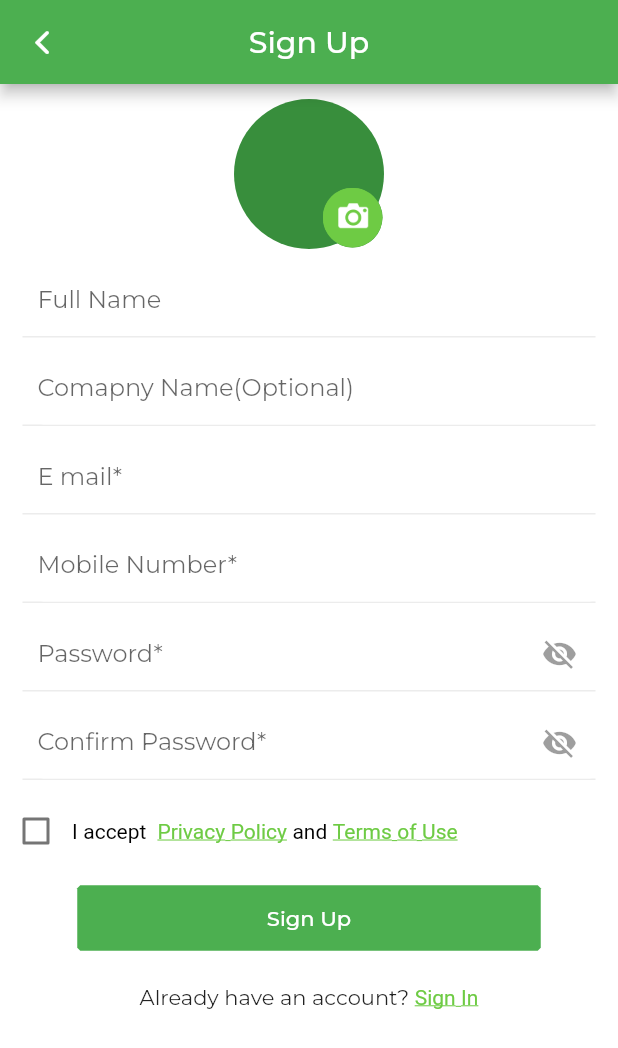
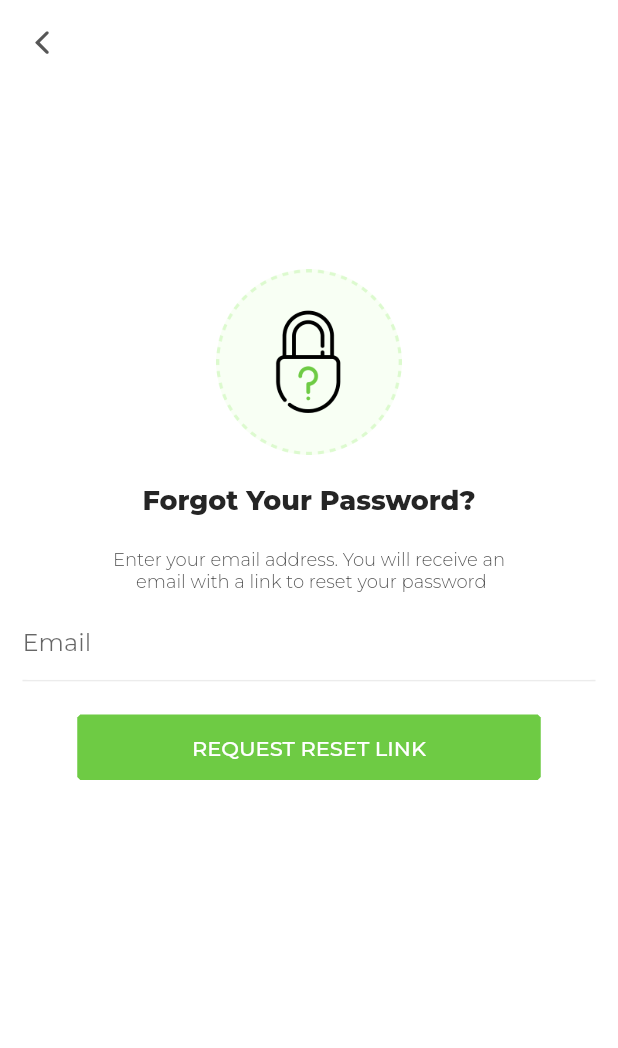
Before and after one commit to ishaque-mobikasa/trueBilddit, a Flutter app: the screen it shows after launch, on a phone screen of 412 x 824 dp. Shown: the top 1048 px of the screen. Run offline on Flutter 3.47's test engine with Material 2 defaults, Android fonts, the phone set to English and light mode, and no system bars; our stand-ins replace get, google_fonts, image_picker; key blocks and very long unbroken strings in the code were emptied for the run.

Commit message:
forgot_password screen done

```diff
--- a/lib/app/routes/routes.dart
+++ b/lib/app/routes/routes.dart
@@ -1,4 +1,6 @@
 import 'package:get/get.dart';
+import 'package:truebildit/presentation/pages/forgot_password/controllers_binding/forgot_password_binding.dart';
+import 'package:truebildit/presentation/pages/forgot_password/forgot_password_view.dart';
 import 'package:truebildit/presentation/pages/location_request/controllers_bindings/location_request_binding.dart';
 import 'package:truebildit/presentation/pages/location_request/location_request_view.dart';
 import 'package:truebildit/presentation/pages/sign_up/controllers_binding/sign_up_binding.dart';
@@ -9,7 +11,8 @@ import 'package:truebildit/presentation/pages/splash_screen/splash_screen_view.d
 class Routes {
   static const splashScreenView = '/splashScreenView';
   static const locationRequestView = '/locationRequestView';
-  static const signUpview="/signUpView";
+  static const signUpview = "/signUpView";
+  static const forgotPasswordView = "/forgotPasswordView";
 }
 
 class AppPages {
@@ -24,10 +27,15 @@ class AppPages {
       page: () => const LocationRequestView(),
       binding: LocationRequestBinding(),
     ),
-        GetPage(
+    GetPage(
       name: Routes.signUpview,
       page: () => const SignUpView(),
-      binding:SignUpBinding(),
+      binding: SignUpBinding(),
+    ),
+    GetPage(
+      name: Routes.forgotPasswordView,
+      page: () => const ForgotPasswordView(),
+      binding: ForgotPasswordBinding(),
     ),
   ];
 }
--- a/lib/app/utils/app_paintings.dart
+++ b/lib/app/utils/app_paintings.dart
@@ -18,8 +18,15 @@ class AppPaintings {
   );
 
   static TextStyle customLargeText = TextStyle(
-    color: AppPaintings.kWhite,
-    fontSize: 40,
+    color: AppPaintings.themeBlack,
+    fontSize: 18,
     overflow: TextOverflow.ellipsis,
+    fontWeight: FontWeight.w800,
+  );
+  static TextStyle customSmallText = TextStyle(
+    color: AppPaintings.themeLightBlack,
+    fontSize: 12,
+    overflow: TextOverflow.ellipsis,
+    fontWeight: FontWeight.w300,
   );
 }
--- a/lib/app/utils/strings.dart
+++ b/lib/app/utils/strings.dart
@@ -4,6 +4,10 @@ class AppStrings {
   static String yourCurrentLocation = "YOUR CURRENT LOCATION";
   static String requestPermissionAccess =
       "Please give us access to your location\n to get better experience";
+  static String forgotPassword = "Forgot Your Password?";
+  static String getPasswordLink =
+      "Enter your email address. You will receive an\n email with a link to reset your password";
+  static String needYourLocation = "Need Your Location";
 }
 
 class UrlStrings {}
@@ -17,4 +21,5 @@ class AssetStrings {
   static String splashImage = "assets/images/splash_background.png";
   static String cityImage = "assets/images/city_image.png";
   static String cameraImage = "assets/images/camera_icon.png";
+  static String forgotPasswordImage = "assets/images/forgot_password.png";
 }
--- a/lib/main.dart
+++ b/lib/main.dart
@@ -21,6 +21,6 @@ class MyApp extends StatelessWidget {
         debugShowCheckedModeBanner: false,
         theme: AppPaintings.appTheme,
         getPages: AppPages.pages,
-        initialRoute: Routes.signUpview);
+        initialRoute: Routes.forgotPasswordView);
   }
 }
--- a/lib/presentation/common_widgets/form_field_with_validation.dart
+++ b/lib/presentation/common_widgets/form_field_with_validation.dart
@@ -1,5 +1,6 @@
 import 'package:flutter/material.dart';
 import 'package:flutter/services.dart';
+import 'package:truebildit/app/utils/app_paintings.dart';
 import 'package:truebildit/app/utils/string_extensions.dart';
 
 enum FieldType { eMail, password, normalInputField, phoneNumber }
@@ -27,7 +28,7 @@ class CustomFormField extends StatelessWidget {
       this.autovalidateMode = AutovalidateMode.disabled,
       this.postFixIcon,
       this.validator,
-      this.padding = const EdgeInsets.only(top: 10, left: 10),
+      this.padding = const EdgeInsets.only(top: 10, left: 0),
       this.controller,
       required this.type,
       this.hintText = "",
@@ -80,8 +81,8 @@ class CustomFormField extends StatelessWidget {
               labelText: hintText,
               hintStyle: hintStyle,
               errorStyle: const TextStyle(color: Colors.green),
-              focusedBorder: const OutlineInputBorder(
-                  borderSide: BorderSide(color: Colors.transparent)),
+              focusedBorder: UnderlineInputBorder(
+                  borderSide: BorderSide(color: AppPaintings.themeGreenColor)),
               enabledBorder: const OutlineInputBorder(
                   borderSide: BorderSide(color: Colors.transparent))),
           validator: autovalidateMode != AutovalidateMode.disabled
--- a/lib/presentation/common_widgets/long_button.dart
+++ b/lib/presentation/common_widgets/long_button.dart
@@ -31,6 +31,7 @@ class LongButton extends StatelessWidget {
                         shape: const BeveledRectangleBorder(
                             borderRadius: BorderRadius.all(Radius.circular(2))),
                         splashFactory: NoSplash.splashFactory,
+                        backgroundColor: AppPaintings.themeGreenColor,
                         shadowColor: Colors.transparent),
                 onPressed: onPressed,
                 child: Row(
--- /dev/null
+++ b/lib/presentation/pages/forgot_password/controllers_binding/forgot_password_binding.dart
@@ -0,0 +1,9 @@
+import 'package:get/get.dart';
+import 'package:truebildit/presentation/pages/forgot_password/controllers_binding/forgot_password_controller.dart';
+
+class ForgotPasswordBinding extends Bindings {
+  @override
+  void dependencies() {
+    Get.lazyPut(() => ForgotPasswordController());
+  }
+}
--- /dev/null
+++ b/lib/presentation/pages/forgot_password/controllers_binding/forgot_password_controller.dart
@@ -0,0 +1,3 @@
+import 'package:get/get.dart';
+
+class ForgotPasswordController extends GetxController{}
--- /dev/null
+++ b/lib/presentation/pages/forgot_password/forgot_password_view.dart
@@ -0,0 +1,74 @@
+import 'package:flutter/cupertino.dart';
+import 'package:flutter/material.dart';
+import 'package:get/get.dart';
+import 'package:truebildit/app/utils/app_paintings.dart';
+import 'package:truebildit/app/utils/strings.dart';
+import 'package:truebildit/presentation/common_widgets/form_field_with_validation.dart';
+import 'package:truebildit/presentation/common_widgets/long_button.dart';
+import 'package:truebildit/presentation/pages/forgot_password/controllers_binding/forgot_password_controller.dart';
+
+class ForgotPasswordView extends GetView<ForgotPasswordController> {
+  const ForgotPasswordView({super.key});
+
+  @override
+  Widget build(BuildContext context) {
+    final size = MediaQuery.of(context).size;
+    return SafeArea(
+        child: Scaffold(
+      appBar: AppBar(
+        backgroundColor: AppPaintings.kWhite,
+        elevation: 0,
+        leading: IconButton(
+            onPressed: () {},
+            icon: Icon(
+              CupertinoIcons.back,
+              color: AppPaintings.themeLightBlack,
+            )),
+        centerTitle: true,
+      ),
+      body: SingleChildScrollView(
+        child: Column(
+          children: [
+            Container(
+                height: size.height * 0.3,
+                alignment: Alignment.bottomCenter,
+                child: Image.asset(
+                  AssetStrings.forgotPasswordImage,
+                  height: size.height * 0.15,
+                )),
+            const SizedBox(
+              height: 20,
+            ),
+            Text(
+              AppStrings.forgotPassword,
+              style: AppPaintings.customLargeText,
+            ),
+            const SizedBox(
+              height: 20,
+            ),
+            SizedBox(
+              width: size.width * 0.8,
+              child: Text(
+                AppStrings.getPasswordLink,
+                style: AppPaintings.customSmallText,
+                maxLines: 2,
+                textAlign: TextAlign.center,
+              ),
+            ),
+            const CustomFormField(
+              type: FieldType.eMail,
+              hintText: "Email",
+            ),
+            const SizedBox(
+              height: 20,
+            ),
+            LongButton(
+                buttonType: ButtonType.elevatedButton,
+                buttonText: "REQUEST RESET LINK",
+                onPressed: () {})
+          ],
+        ),
+      ),
+    ));
+  }
+}
```
Also changed, not shown: lib/presentation/common_widgets/search_widget.dart (added, +155 -0 lines), lib/presentation/pages/location_request/location_request_view.dart (+4 -10 lines), lib/presentation/pages/sign_up/sign_up_view.dart (+7 -1 lines), assets/images/forgot_password.png (added).
